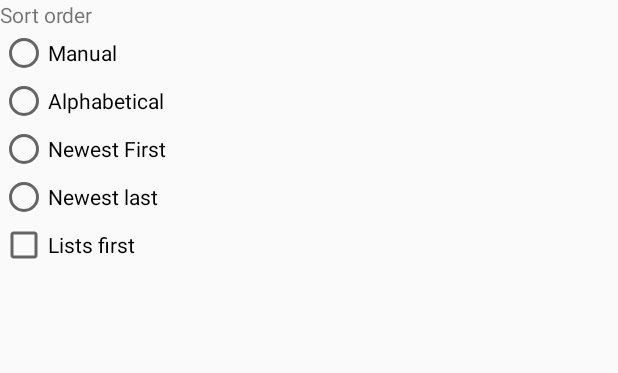
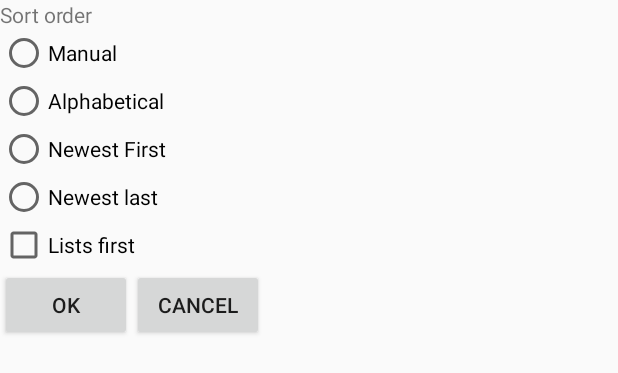
Before and after one commit to aneeshkarayil/SimpleToDo, an Android app: the layout sort_layout.xml on its own in the app's theme, with its tools: preview values and no code run, on a phone screen of 412 x 824 dp. Shown: the top 373 px of the screen. Run offline under Robolectric (Android 15) with nearby library versions, the phone set to English and light mode, and no system bars.

```diff
--- a/app/src/main/res/layout/sort_layout.xml
+++ b/app/src/main/res/layout/sort_layout.xml
@@ -44,4 +44,22 @@
         android:layout_width="match_parent"
         android:layout_height="wrap_content" />
 
+    <LinearLayout
+        android:layout_width="match_parent"
+        android:layout_height="wrap_content">
+
+        <Button
+            android:id="@+id/sort_ok"
+            android:layout_width="wrap_content"
+            android:text="@string/ok"
+            android:layout_height="wrap_content" />
+
+        <Button
+            android:id="@+id/sort_cancel"
+            android:layout_width="wrap_content"
+            android:text="@string/cancel"
+            android:layout_height="wrap_content" />
+
+    </LinearLayout>
+
 </LinearLayout>
```
Also changed, not shown: app/src/main/java/com/example/aneesh/simpletodo/fragment/SortFragment.java (+105 -20 lines).
